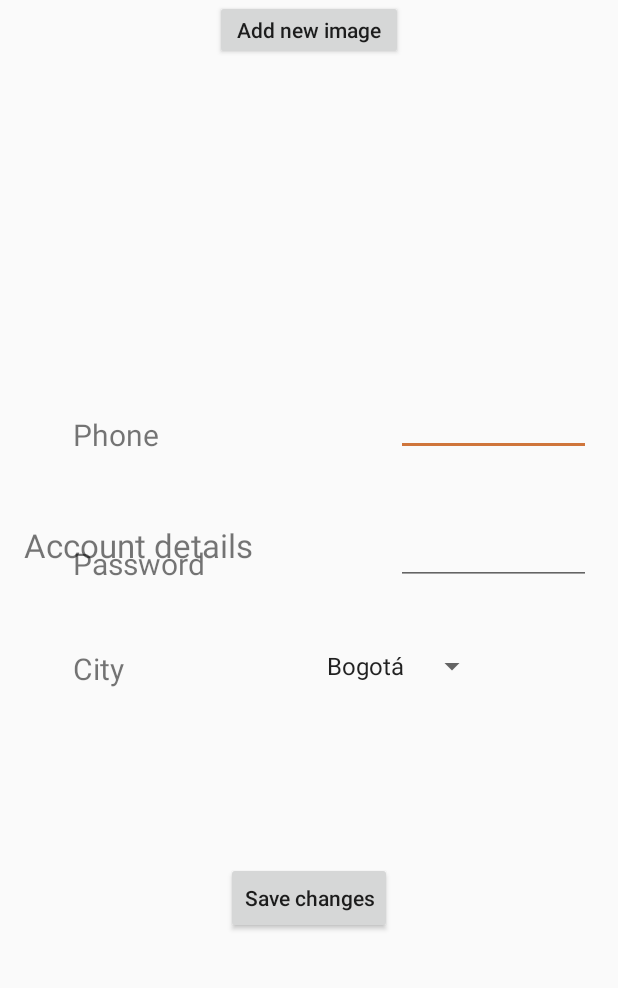
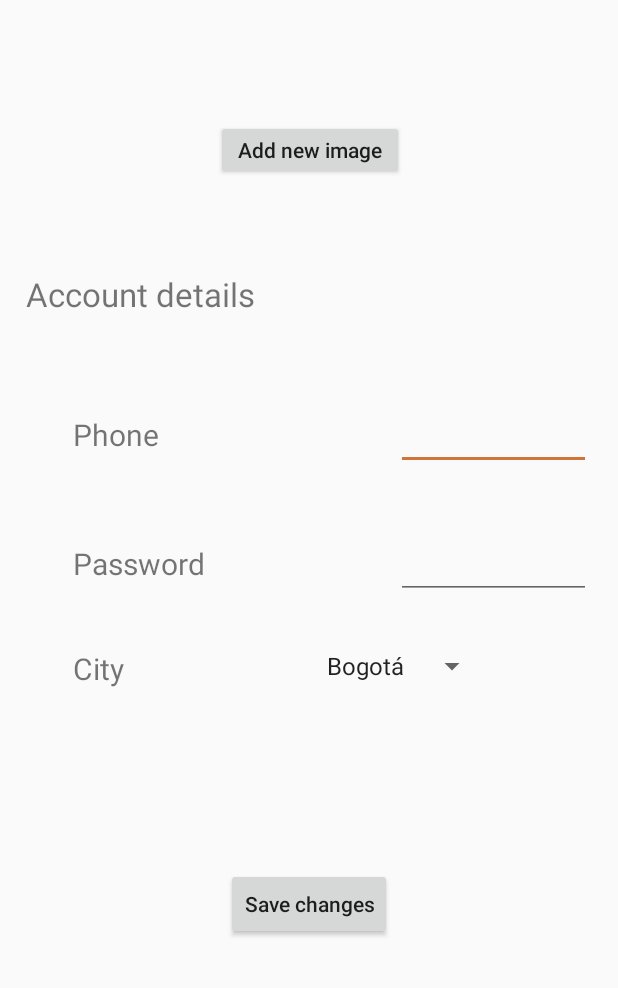
Before and after one commit to COSW2017/PanComido-App, an Android app: the UserActivity screen opened directly, with no data from a screen before it, after a tap on "Save changes", on a phone screen of 412 x 824 dp, the part 248-1236 px from its top. Run offline under Robolectric (Android 15) with nearby library versions, the light colour scheme and no system bars; 7 statements that could not run were skipped.

Commit message:
Changes to user view and activity

```diff
--- a/app/src/main/java/cosw/eci/edu/pancomido/ui/activity/UserActivity.java
+++ b/app/src/main/java/cosw/eci/edu/pancomido/ui/activity/UserActivity.java
@@ -7,6 +7,7 @@ import android.graphics.BitmapFactory;
 import android.graphics.drawable.BitmapDrawable;
 import android.net.Uri;
 import android.provider.MediaStore;
+import android.support.annotation.NonNull;
 import android.support.v7.app.AlertDialog;
 import android.support.v7.app.AppCompatActivity;
 import android.os.Bundle;
@@ -44,12 +45,15 @@ public class UserActivity extends AppCompatActivity {
     private static final int CHOOSE_GALLERY_OPTION = 2;
 
     private static final String CANCEL = "Cancel";
+    private boolean changed = false;
 
     EditText phoneText;
     EditText passwordText;
-    SessionManager session;
     ImageView userImage;
     Spinner citySpinner;
+    User user = null;
+    SessionManager session = new SessionManager(this);
+    RetrofitNetwork network = new RetrofitNetwork();
 
     @Override
     protected void onCreate(Bundle savedInstanceState) {
@@ -60,16 +64,70 @@ public class UserActivity extends AppCompatActivity {
         passwordText = (EditText) findViewById(R.id.et_new_password);
         citySpinner = (Spinner) findViewById(R.id.sp_new_city);
 
-        session = new SessionManager(this);
-        //passwordText.setText(session.getPassword());
-        //phoneText.setText(session.getPhone());
+        RequestCallback<User> request = new RequestCallback<User>() {
+            @Override
+            public void onSuccess(final User response) {
+                UserActivity.this.runOnUiThread(new Runnable() {
+                    @Override
+                    public void run() {
+                        user = response;
+                        phoneText.setText(response.getCellphone());
+                        passwordText.setText(response.getUser_password());
+                        if (response.getImage() != null && !response.getImage().equals("")){
+                            byte[] decodedBytes = Base64.decode(response.getImage(), Base64.DEFAULT);
+                            Bitmap decodedBitmap = BitmapFactory.decodeByteArray(decodedBytes, 0, decodedBytes.length);
+                            userImage.setImageBitmap(decodedBitmap);
+                        }
+                    }
+                });
+            }
 
+            @Override
+            public void onFailed(NetworkException e) {
+                e.printStackTrace();
+            }
+        };
+        network.getUserByEmail(session.getEmail(), request);
         List<String> spinnerArray = new ArrayList<>();
         spinnerArray.add("Bogotá");
-        ArrayAdapter<String> adapter = new ArrayAdapter<String>(
+        ArrayAdapter<String> adapter = new ArrayAdapter<>(
                 this, android.R.layout.simple_spinner_item, spinnerArray);
         adapter.setDropDownViewResource(android.R.layout.simple_spinner_dropdown_item);
         citySpinner.setAdapter(adapter);
+        TextWatcher textWatcherPh = new TextWatcher() {
+            @Override
+            public void beforeTextChanged(CharSequence charSequence, int i, int i1, int i2) {
+            }
+
+            @Override
+            public void onTextChanged(CharSequence charSequence, int i, int i1, int i2) {
+            }
+
+            @Override
+            public void afterTextChanged(Editable editable) {
+                if (editable.toString().length() < 10){
+                    Toast.makeText(UserActivity.this, "Phone number needs to have at least 10 digits", Toast.LENGTH_SHORT).show();
+                }
+            }
+        };
+        phoneText.addTextChangedListener(textWatcherPh);
+        TextWatcher textWatcherPw = new TextWatcher() {
+            @Override
+            public void beforeTextChanged(CharSequence charSequence, int i, int i1, int i2) {
+            }
+
+            @Override
+            public void onTextChanged(CharSequence charSequence, int i, int i1, int i2) {
+            }
+
+            @Override
+            public void afterTextChanged(Editable editable) {
+                if (editable.toString().length() < 8){
+                    Toast.makeText(UserActivity.this, "Password must be at least 8 characters", Toast.LENGTH_SHORT).show();
+                }
+            }
+        };
+        passwordText.addTextChangedListener(textWatcherPw);
     }
 
     public void updatePhoto(View view){
@@ -104,9 +162,10 @@ public class UserActivity extends AppCompatActivity {
         if (resultCode == RESULT_OK && data != null){
             switch (requestCode){
                 case TAKE_PHOTO_OPTION:
-                    Bitmap picture = null;
+                    Bitmap picture;
                     picture = (Bitmap) data.getExtras().get("data");
                     userImage.setImageBitmap(picture);
+                    changed = true;
                     break;
                 case CHOOSE_GALLERY_OPTION:
                     Uri imageUri = data.getData();
@@ -122,67 +181,23 @@ public class UserActivity extends AppCompatActivity {
                     }
                     Bitmap selectedImage = BitmapFactory.decodeStream(imageStream);
                     userImage.setImageBitmap(selectedImage);
+                    changed = true;
                     break;
             }
         }
     }
 
-    public void save(View view){
-        EditText newPhone = (EditText) findViewById(R.id.et_new_phone);
-        EditText newPass = (EditText) findViewById(R.id.et_new_password);
-        session = new SessionManager(this);
-        TextWatcher textWatcherPh = new TextWatcher() {
+    public void saveUpdate(View view){
+
+        RequestCallback<User> userRequestCallback = new RequestCallback<User>() {
             @Override
-            public void beforeTextChanged(CharSequence charSequence, int i, int i1, int i2) {
-            }
-
-            @Override
-            public void onTextChanged(CharSequence charSequence, int i, int i1, int i2) {
-            }
-
-            @Override
-            public void afterTextChanged(Editable editable) {
-                if (editable.toString().length() < 10){
-                    Toast.makeText(UserActivity.this, "Phone number needs to have at least 10 digits", Toast.LENGTH_LONG).show();
+            public void onSuccess(User response) {
+                user.setCellphone(phoneText.getText().toString());
+                user.setUser_password(passwordText.getText().toString());
+                if (changed) {
+                    Bitmap image = ((BitmapDrawable) userImage.getDrawable()).getBitmap();
+                    user.setImage(encodeImage(image));
                 }
-            }
-        };
-        newPhone.addTextChangedListener(textWatcherPh);
-        TextWatcher textWatcherPw = new TextWatcher() {
-            @Override
-            public void beforeTextChanged(CharSequence charSequence, int i, int i1, int i2) {
-            }
-
-            @Override
-            public void onTextChanged(CharSequence charSequence, int i, int i1, int i2) {
-            }
-
-            @Override
-            public void afterTextChanged(Editable editable) {
-                if (editable.toString().length() < 8){
-                    Toast.makeText(UserActivity.this, "Password must be at least 8 characters", Toast.LENGTH_LONG).show();
-                }
-            }
-        };
-        newPass.addTextChangedListener(textWatcherPw);
-        String image = encodeImage();
-        String phone = newPhone.getText().toString();
-        String password = newPass.getText().toString();
-        final User user = null;
-
-        RetrofitNetwork network = new RetrofitNetwork();
-        RequestCallback<User> request = new RequestCallback<User>() {
-            @Override
-            public void onSuccess(final User response) {
-                UserActivity.this.runOnUiThread(new Runnable() {
-                    @Override
-                    public void run() {
-                        user.setUser_id(response.getUser_id());
-                        user.setEmail(response.getEmail());
-                        user.setFirstname(response.getFirstname());
-                        user.setLastname(response.getLastname());
-                    }
-                });
             }
 
             @Override
@@ -190,17 +205,13 @@ public class UserActivity extends AppCompatActivity {
                 e.printStackTrace();
             }
         };
-        user.setCellphone(phone);
-        user.setUser_password(password);
-        user.setImage(image);
-        network.updateUser(user, request);
-        Toast.makeText(UserActivity.this, "Profile updated successfully", Toast.LENGTH_LONG).show();
+        network.updateUser(user, userRequestCallback);
+        Toast.makeText(UserActivity.this, "Profile updated successfully", Toast.LENGTH_SHORT).show();
     }
 
-    private String encodeImage(){
-        Bitmap image = ((BitmapDrawable) userImage.getDrawable()).getBitmap();
+    private String encodeImage(@NonNull Bitmap img){
         ByteArrayOutputStream stream = new ByteArrayOutputStream();
-        image.compress(Bitmap.CompressFormat.PNG, 100, stream);
+        img.compress(Bitmap.CompressFormat.PNG, 100, stream);
         byte[] bytes = stream.toByteArray();
         return Base64.encodeToString(bytes, Base64.DEFAULT);
     }
--- a/app/src/main/res/layout/activity_user.xml
+++ b/app/src/main/res/layout/activity_user.xml
@@ -24,13 +24,16 @@
         android:id="@+id/btn_change_image"
         android:layout_width="125dp"
         android:layout_height="40dp"
+        android:layout_marginBottom="76dp"
         android:layout_marginEnd="8dp"
         android:layout_marginStart="8dp"
+        android:layout_marginTop="8dp"
         android:text="@string/new_image"
         android:textAllCaps="false"
         android:onClick="updatePhoto"
+        app:layout_constraintBottom_toTopOf="@+id/et_new_phone"
         app:layout_constraintEnd_toEndOf="parent"
-        app:layout_constraintHorizontal_bias="0.5"
+        app:layout_constraintHorizontal_bias="0.502"
         app:layout_constraintStart_toStartOf="parent"
         app:layout_constraintTop_toBottomOf="@+id/imageView" />
 
@@ -38,7 +41,7 @@
         android:id="@+id/textView3"
         android:layout_width="wrap_content"
         android:layout_height="wrap_content"
-        android:layout_marginBottom="260dp"
+        android:layout_marginBottom="8dp"
         android:layout_marginEnd="8dp"
         android:layout_marginStart="8dp"
         android:layout_marginTop="8dp"
@@ -46,10 +49,10 @@
         android:textSize="22sp"
         app:layout_constraintBottom_toBottomOf="parent"
         app:layout_constraintEnd_toEndOf="parent"
-        app:layout_constraintHorizontal_bias="0.032"
+        app:layout_constraintHorizontal_bias="0.037"
         app:layout_constraintStart_toStartOf="parent"
         app:layout_constraintTop_toTopOf="parent"
-        app:layout_constraintVertical_bias="0.956" />
+        app:layout_constraintVertical_bias="0.391" />
 
     <TextView
         android:id="@+id/tv_new_phone"
@@ -72,15 +75,13 @@
     <EditText
         android:id="@+id/et_new_phone"
         android:layout_width="130dp"
-        android:layout_height="30dp"
+        android:layout_height="wrap_content"
         android:inputType="phone"
         android:labelFor="@+id/et_new_password"
-        app:layout_constraintBottom_toBottomOf="parent"
+        app:layout_constraintBaseline_toBaselineOf="@+id/tv_new_phone"
         app:layout_constraintEnd_toEndOf="parent"
         app:layout_constraintHorizontal_bias="0.937"
-        app:layout_constraintStart_toStartOf="parent"
-        app:layout_constraintTop_toTopOf="parent"
-        app:layout_constraintVertical_bias="0.519" />
+        app:layout_constraintStart_toStartOf="parent" />
 
     <TextView
         android:id="@+id/tv_new_password"
@@ -99,15 +100,13 @@
     <EditText
         android:id="@+id/et_new_password"
         android:layout_width="130dp"
-        android:layout_height="30dp"
+        android:layout_height="wrap_content"
         android:inputType="textPassword"
         android:labelFor="@+id/et_new_phone"
-        app:layout_constraintBottom_toBottomOf="parent"
+        app:layout_constraintBaseline_toBaselineOf="@+id/tv_new_password"
         app:layout_constraintEnd_toEndOf="parent"
         app:layout_constraintHorizontal_bias="0.937"
-        app:layout_constraintStart_toStartOf="parent"
-        app:layout_constraintTop_toTopOf="parent"
-        app:layout_constraintVertical_bias="0.636" />
+        app:layout_constraintStart_toStartOf="parent" />
 
     <TextView
         android:id="@+id/tv_new_city"
@@ -144,7 +143,7 @@
         android:layout_marginTop="8dp"
         android:text="@string/save"
         android:textAllCaps="false"
-        android:onClick="save"
+        android:onClick="saveUpdate"
         app:layout_constraintBottom_toBottomOf="parent"
         app:layout_constraintEnd_toEndOf="parent"
         app:layout_constraintStart_toStartOf="parent"
```
